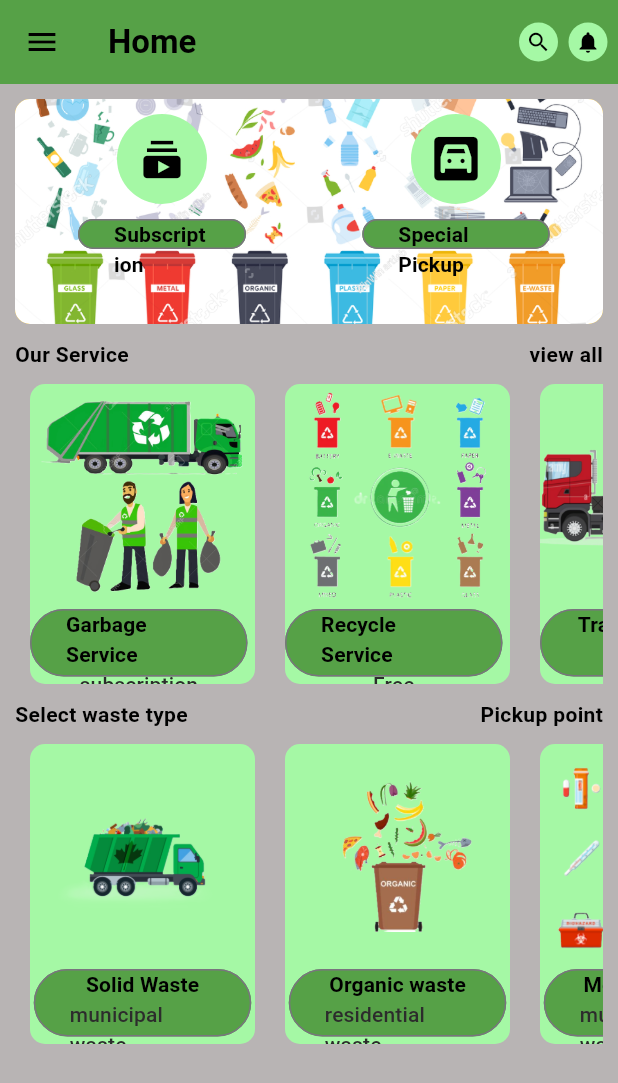
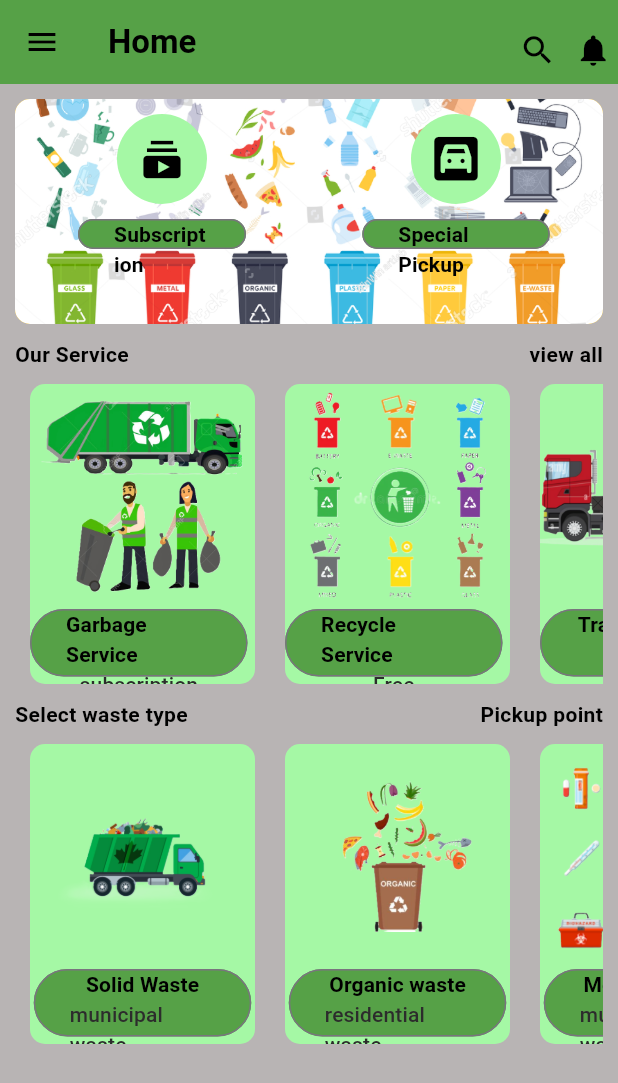
Before and after one commit to Farzine/waste_management_and_recycle_application, a Flutter app: the screen it shows after launch, on a phone screen of 412 x 824 dp. Shown: the top 1083 px of the screen. Run offline on Flutter 3.47's test engine with Material 3 defaults, Android fonts, the phone set to English and light mode, and no system bars; our stand-ins replace firebase_auth, firebase_core, flutter_signin_button, google_sign_in; accounts and stored records are empty.

Commit message:
added search bar page

```diff
--- a/lib/screens/home_screen.dart
+++ b/lib/screens/home_screen.dart
@@ -3,6 +3,7 @@ import 'package:flutter_signin_button/button_list.dart';
 import 'package:waste_management_and_recycle_application/screens/home/drawer_side.dart';
 import 'package:waste_management_and_recycle_application/screens/home/singal_product.dart';
 import 'package:waste_management_and_recycle_application/screens/home/waste_type.dart';
+import 'package:waste_management_and_recycle_application/screens/search/search.dart';
 import 'package:waste_management_and_recycle_application/screens/service_overview/service_overview.dart';
 import 'package:waste_management_and_recycle_application/screens/wasteType_overview/wasteType_OverView.dart';
 
@@ -20,23 +21,41 @@ class HomeScreen extends StatelessWidget {
         ),
         actions: [
           CircleAvatar(
-            radius: 13,
-            backgroundColor: Color.fromARGB(255, 165, 248, 165),
-            child: Icon(
-              Icons.search,
-              size: 17,
-              color: Colors.black,
+            radius: 15,
+            backgroundColor: Color.fromARGB(255, 86, 161, 71),
+            child: IconButton(
+              onPressed: () {
+                Navigator.of(context).push(
+                  MaterialPageRoute(
+                    builder: (context) => Search(),
+                  ),
+                );
+              },
+              icon: Icon(
+                size: 25,
+                color: Colors.black,
+                Icons.search,
+              ),
             ),
           ),
           Padding(
             padding: const EdgeInsets.symmetric(horizontal: 7),
             child: CircleAvatar(
-              radius: 13,
-              backgroundColor: Color.fromARGB(255, 165, 248, 165),
-              child: Icon(
-                Icons.notifications,
-                size: 17,
-                color: Colors.black,
+              radius: 15,
+              backgroundColor: Color.fromARGB(255, 86, 161, 71),
+              child: IconButton(
+                onPressed: () {
+                  Navigator.of(context).push(
+                    MaterialPageRoute(
+                      builder: (context) => Search(),
+                    ),
+                  );
+                },
+                icon: Icon(
+                  size: 25,
+                  color: Colors.black,
+                  Icons.notifications,
+                ),
               ),
             ),
           ),
```
Also changed, not shown: lib/screens/search/search.dart (added, +73 -0 lines), lib/screens/search/search_item.dart (added, +109 -0 lines).
